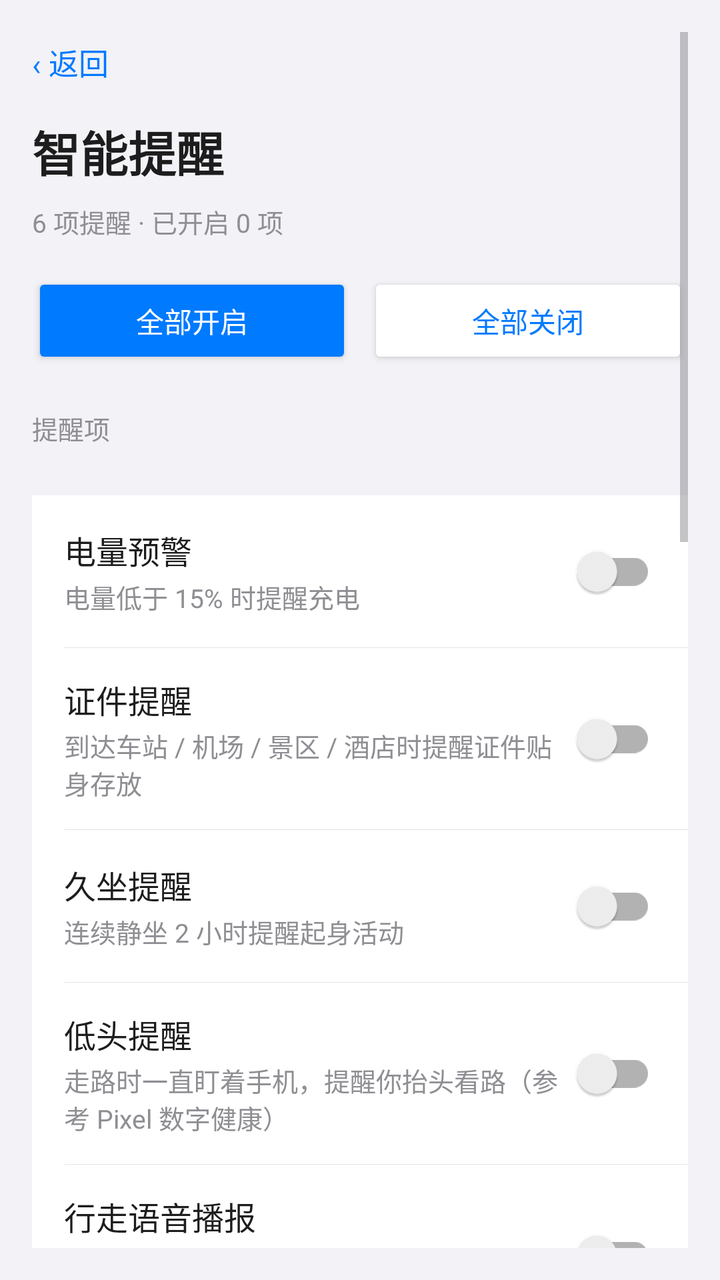
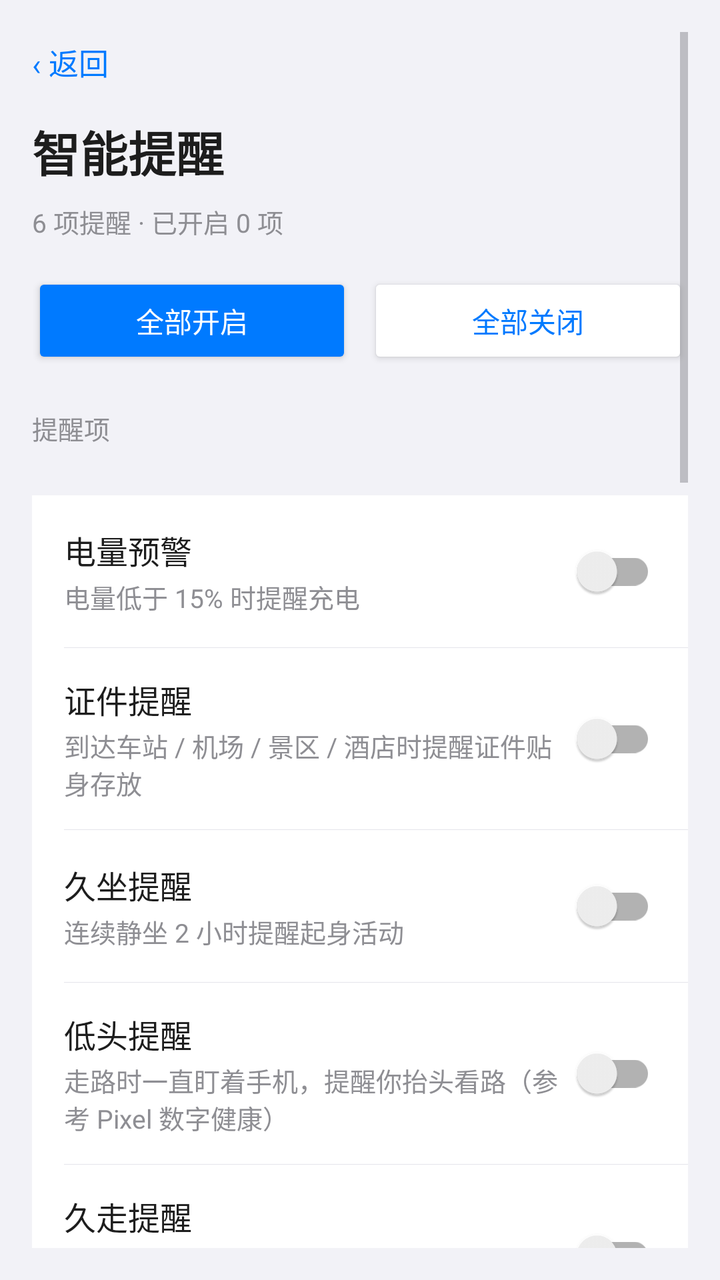

The first picture is an Android layout as it rendered before a commit; the second is the same layout after the commit. The layout source and the unified diff follow.
<!-- AndroidManifest.xml: activity theme Theme.Safewalk -->
<!-- res/layout/activity_smart_reminder.xml -->
<?xml version="1.0" encoding="utf-8"?>
<ScrollView xmlns:android="http://schemas.android.com/apk/res/android"
    xmlns:app="http://schemas.android.com/apk/res-auto"
    android:layout_width="match_parent"
    android:layout_height="match_parent"
    android:background="@color/bg"
    android:fitsSystemWindows="true"
    android:padding="16dp"
    android:paddingTop="40dp">

    <LinearLayout
        android:layout_width="match_parent"
        android:layout_height="wrap_content"
        android:orientation="vertical"
        android:paddingBottom="40dp">

        <TextView
            android:id="@+id/btn_back"
            android:layout_width="wrap_content"
            android:layout_height="wrap_content"
            android:background="?android:attr/selectableItemBackground"
            android:paddingVertical="4dp"
            android:text="‹ 返回"
            android:textColor="@color/primary"
            android:textSize="15sp" />

        <TextView
            android:layout_width="wrap_content"
            android:layout_height="wrap_content"
            android:layout_marginTop="12dp"
            android:text="智能提醒"
            android:textColor="@color/text_primary"
            android:textSize="24sp"
            android:textStyle="bold" />

        <TextView
            android:id="@+id/hero_summary"
            android:layout_width="match_parent"
            android:layout_height="wrap_content"
            android:layout_marginTop="8dp"
            android:lineSpacingExtra="4dp"
            android:text="6 项提醒 · 已开启 0 项"
            android:textColor="@color/text_hint"
            android:textSize="13sp" />

        
        <LinearLayout
            android:layout_width="match_parent"
            android:layout_height="wrap_content"
            android:layout_marginTop="16dp"
            android:orientation="horizontal">

            <Button
                android:id="@+id/btn_all_on"
                android:layout_width="0dp"
                android:layout_height="wrap_content"
                android:layout_weight="1"
                android:backgroundTint="@color/primary"
                android:text="全部开启"
                android:textColor="@color/on_accent" />

            <Button
                android:id="@+id/btn_all_off"
                android:layout_width="0dp"
                android:layout_height="wrap_content"
                android:layout_marginStart="8dp"
                android:layout_weight="1"
                android:backgroundTint="@color/card_bg"
                android:text="全部关闭"
                android:textColor="@color/primary" />
        </LinearLayout>

        <TextView
            style="@style/SectionLabel"
            android:text="提醒项" />

        <LinearLayout style="@style/CardStyle">

            <LinearLayout
                android:id="@+id/card_battery"
                style="@style/RowStyle">

                <LinearLayout
                    android:layout_width="0dp"
                    android:layout_height="wrap_content"
                    android:layout_weight="1"
                    android:orientation="vertical">

                    <TextView
                        style="@style/RowTitle"
                        android:text="电量预警" />

                    <TextView
                        style="@style/RowHint"
                        android:layout_marginTop="2dp"
                        android:text="电量低于 15% 时提醒充电" />
                </LinearLayout>

                <androidx.appcompat.widget.SwitchCompat
                    android:id="@+id/sw_battery"
                    android:layout_width="wrap_content"
                    android:layout_height="wrap_content" />
            </LinearLayout>

            <View style="@style/RowDivider" />

            <LinearLayout
                android:id="@+id/card_idcard"
                style="@style/RowStyle">

                <LinearLayout
                    android:layout_width="0dp"
                    android:layout_height="wrap_content"
                    android:layout_weight="1"
                    android:orientation="vertical">

                    <TextView
                        style="@style/RowTitle"
                        android:text="证件提醒" />

                    <TextView
                        style="@style/RowHint"
                        android:layout_marginTop="2dp"
                        android:text="到达车站 / 机场 / 景区 / 酒店时提醒证件贴身存放" />
                </LinearLayout>

                <androidx.appcompat.widget.SwitchCompat
                    android:id="@+id/sw_idcard"
                    android:layout_width="wrap_content"
                    android:layout_height="wrap_content" />
            </LinearLayout>

            <View style="@style/RowDivider" />

            <LinearLayout
                android:id="@+id/card_sit"
                style="@style/RowStyle">

                <LinearLayout
                    android:layout_width="0dp"
                    android:layout_height="wrap_content"
                    android:layout_weight="1"
                    android:orientation="vertical">

                    <TextView
                        style="@style/RowTitle"
                        android:text="久坐提醒" />

                    <TextView
                        style="@style/RowHint"
                        android:layout_marginTop="2dp"
                        android:text="连续静坐 2 小时提醒起身活动" />
                </LinearLayout>

                <androidx.appcompat.widget.SwitchCompat
                    android:id="@+id/sw_sit"
                    android:layout_width="wrap_content"
                    android:layout_height="wrap_content" />
            </LinearLayout>

            <View style="@style/RowDivider" />

            <LinearLayout
                android:id="@+id/card_head_down"
                style="@style/RowStyle">

                <LinearLayout
                    android:layout_width="0dp"
                    android:layout_height="wrap_content"
                    android:layout_weight="1"
                    android:orientation="vertical">

                    <TextView
                        style="@style/RowTitle"
                        android:text="低头提醒" />

                    <TextView
                        style="@style/RowHint"
                        android:layout_marginTop="2dp"
                        android:text="走路时一直盯着手机，提醒你抬头看路（参考 Pixel 数字健康）" />
                </LinearLayout>

                <androidx.appcompat.widget.SwitchCompat
                    android:id="@+id/sw_head_down"
                    android:layout_width="wrap_content"
                    android:layout_height="wrap_content" />
            </LinearLayout>

            <View style="@style/RowDivider" />

            <LinearLayout
                android:id="@+id/card_walk_voice"
                style="@style/RowStyle">

                <LinearLayout
                    android:layout_width="0dp"
                    android:layout_height="wrap_content"
                    android:layout_weight="1"
                    android:orientation="vertical">

                    <TextView
                        style="@style/RowTitle"
                        android:text="行走语音播报" />

                    <TextView
                        style="@style/RowHint"
                        android:layout_marginTop="2dp"
                        android:text="给视力障碍用户：走路时用语音轻播来电与重要消息，不弹窗遮挡。需开启无障碍服务" />
                </LinearLayout>

                <androidx.appcompat.widget.SwitchCompat
                    android:id="@+id/sw_walk_voice"
                    android:layout_width="wrap_content"
                    android:layout_height="wrap_content" />
            </LinearLayout>

            <View style="@style/RowDivider" />

            <LinearLayout
                android:id="@+id/card_night_torch"
                style="@style/RowStyle">

                <LinearLayout
                    android:layout_width="0dp"
                    android:layout_height="wrap_content"
                    android:layout_weight="1"
                    android:orientation="vertical">

                    <TextView
                        style="@style/RowTitle"
                        android:text="夜间提醒" />

                    <TextView
                        style="@style/RowHint"
                        android:layout_marginTop="2dp"
                        android:text="22:00–06:00 出门时建议开手电" />
                </LinearLayout>

                <androidx.appcompat.widget.SwitchCompat
                    android:id="@+id/sw_night_torch"
                    android:layout_width="wrap_content"
                    android:layout_height="wrap_content" />
            </LinearLayout>

            <View style="@style/RowDivider" />

            <LinearLayout
                android:id="@+id/row_night_time"
                style="@style/RowStyle">

                <TextView
                    android:layout_width="0dp"
                    android:layout_height="wrap_content"
                    android:layout_weight="1"
                    android:text="生效时段"
                    android:textColor="@color/text_primary"
                    android:textSize="15sp" />

                <TextView
                    android:id="@+id/tv_night_time"
                    android:layout_width="wrap_content"
                    android:layout_height="wrap_content"
                    android:textColor="@color/text_hint"
                    android:textSize="14sp" />

                <TextView style="@style/RowChevron" />
            </LinearLayout>

            <View style="@style/RowDivider" />

            
            <LinearLayout
                android:id="@+id/card_night_torch_gait"
                style="@style/RowStyle">

                <LinearLayout
                    android:layout_width="0dp"
                    android:layout_height="wrap_content"
                    android:layout_weight="1"
                    android:orientation="vertical">

                    <TextView
                        style="@style/RowTitle"
                        android:text="夜间手电" />

                    <TextView
                        style="@style/RowHint"
                        android:layout_marginTop="2dp"
                        android:text="夜间时段内，角落小窗显示时闪光灯一起点亮，小窗收起自动熄灭" />
                </LinearLayout>

                <androidx.appcompat.widget.SwitchCompat
                    android:id="@+id/sw_night_torch_gait"
                    android:layout_width="wrap_content"
                    android:layout_height="wrap_content" />
            </LinearLayout>

            <View style="@style/RowDivider" />

            <LinearLayout
                android:id="@+id/card_social"
                style="@style/RowStyle">

                <LinearLayout
                    android:layout_width="0dp"
                    android:layout_height="wrap_content"
                    android:layout_weight="1"
                    android:orientation="vertical">

                    <TextView
                        style="@style/RowTitle"
                        android:text="到场提示" />

                    <TextView
                        style="@style/RowHint"
                        android:layout_marginTop="2dp"
                        android:text="到达面试 / 约会 / 聚会等场所时，按场所类型提一条礼节" />
                </LinearLayout>

                <androidx.appcompat.widget.SwitchCompat
                    android:id="@+id/sw_social"
                    android:layout_width="wrap_content"
                    android:layout_height="wrap_content" />
            </LinearLayout>

        </LinearLayout>

        <TextView
            style="@style/SectionLabel"
            android:text="出行模式" />

        <LinearLayout style="@style/CardStyle">

            <LinearLayout style="@style/RowStyle">

                <LinearLayout
                    android:layout_width="0dp"
                    android:layout_height="wrap_content"
                    android:layout_weight="1"
                    android:orientation="vertical">

                    <TextView
                        style="@style/RowTitle"
                        android:text="基于定位自动识别" />

                    <TextView
                        style="@style/RowHint"
                        android:layout_marginTop="2dp"
                        android:text="自动判断你在什么场合，切换对应模式" />
                </LinearLayout>

                <androidx.appcompat.widget.SwitchCompat
                    android:id="@+id/sw_auto_mode"
                    android:layout_width="wrap_content"
                    android:layout_height="wrap_content" />
            </LinearLayout>

            <View style="@style/RowDivider" />

            <TextView
                android:id="@+id/tv_auto_mode_status"
                android:layout_width="match_parent"
                android:layout_height="wrap_content"
                android:paddingHorizontal="16dp"
                android:paddingVertical="10dp"
                android:text=""
                android:textColor="@color/text_hint"
                android:textSize="12sp" />

            <View style="@style/RowDivider" />

            <TextView
                android:id="@+id/tv_travel_hint"
                android:layout_width="match_parent"
                android:layout_height="wrap_content"
                android:paddingHorizontal="16dp"
                android:paddingTop="14dp"
                android:text="到场提示会按「识别到的场所类型」自动匹配模板（求职 / 约会 / 聚会 / 旅游各一套），这里的手动选择仅作偏好记录"
                android:textColor="@color/text_hint"
                android:textSize="12sp" />

            <LinearLayout
                android:id="@+id/row_mode_chips"
                android:layout_width="match_parent"
                android:layout_height="wrap_content"
                android:orientation="horizontal"
                android:paddingHorizontal="16dp"
                android:paddingTop="12dp"
                android:paddingBottom="16dp">

                <TextView
                    android:id="@+id/chip_job"
                    android:layout_width="0dp"
                    android:layout_height="36dp"
                    android:layout_weight="1"
                    android:background="@drawable/bg_choice_chip"
                    android:gravity="center"
                    android:text="求职"
                    android:textColor="@color/text_primary"
                    android:textSize="13sp" />

                <TextView
                    android:id="@+id/chip_date"
                    android:layout_width="0dp"
                    android:layout_height="36dp"
                    android:layout_marginStart="8dp"
                    android:layout_weight="1"
                    android:background="@drawable/bg_choice_chip"
                    android:gravity="center"
                    android:text="约会"
                    android:textColor="@color/text_primary"
                    android:textSize="13sp" />

                <TextView
                    android:id="@+id/chip_party"
                    android:layout_width="0dp"
                    android:layout_height="36dp"
                    android:layout_marginStart="8dp"
                    android:layout_weight="1"
                    android:background="@drawable/bg_choice_chip"
                    android:gravity="center"
                    android:text="聚会"
                    android:textColor="@color/text_primary"
                    android:textSize="13sp" />

                <TextView
                    android:id="@+id/chip_travel"
                    android:layout_width="0dp"
                    android:layout_height="36dp"
                    android:layout_marginStart="8dp"
                    android:layout_weight="1"
                    android:background="@drawable/bg_choice_chip"
                    android:gravity="center"
                    android:text="旅游"
                    android:textColor="@color/text_primary"
                    android:textSize="13sp" />
            </LinearLayout>

        </LinearLayout>

        <TextView
            style="@style/SectionLabel"
            android:text="夜间手电 · 静置提醒" />

        <LinearLayout style="@style/CardStyle">

            <LinearLayout
                android:layout_width="match_parent"
                android:layout_height="wrap_content"
                android:orientation="vertical"
                android:paddingHorizontal="16dp"
                android:paddingVertical="14dp">

                <TextView
                    android:id="@+id/tv_torch_minutes"
                    android:layout_width="match_parent"
                    android:layout_height="wrap_content"
                    android:text="手电开着静置 20 分钟后提醒省电"
                    android:textColor="@color/text_primary"
                    android:textSize="15sp" />

                <SeekBar
                    android:id="@+id/seek_torch_minutes"
                    android:layout_width="match_parent"
                    android:layout_height="wrap_content"
                    android:layout_marginTop="8dp"
                    android:max="55"
                    android:progress="15" />

                <TextView
                    android:layout_width="match_parent"
                    android:layout_height="wrap_content"
                    android:text="范围 5 ~ 60 分钟"
                    android:textColor="@color/text_hint"
                    android:textSize="12sp" />
            </LinearLayout>

        </LinearLayout>

        <TextView
            android:layout_width="match_parent"
            android:layout_height="wrap_content"
            android:layout_marginTop="18dp"
            android:gravity="center"
            android:text="修改即时生效，无需点击保存"
            android:textColor="@color/text_hint"
            android:textSize="12sp" />

    </LinearLayout>
</ScrollView>
<!-- resources referenced by this layout -->
<resources>
  <color name="bg">#F2F2F7</color>
  <color name="card_bg">#FFFFFF</color>
  <color name="on_accent">#FFFFFF</color>
  <color name="primary">#007AFF</color>
  <color name="text_hint">#8E8E93</color>
  <color name="text_primary">#1D1D1D</color>
  <!-- drawable bg_choice_chip (drawable) -->
  <?xml version="1.0" encoding="utf-8"?>
  <shape xmlns:android="http://schemas.android.com/apk/res/android"
      android:shape="rectangle">
      <solid android:color="@android:color/transparent" />
      <stroke
          android:width="1dp"
          android:color="@color/chip_stroke" />
      <corners android:radius="18dp" />
  </shape>
  <style name="CardStyle">
          <item name="android:layout_width">match_parent</item>
          <item name="android:layout_height">wrap_content</item>
          <item name="android:layout_marginTop">16dp</item>
          <item name="android:orientation">vertical</item>
          <item name="android:background">@color/card_bg</item>
      </style>
  <style name="RowChevron">
          <item name="android:layout_width">wrap_content</item>
          <item name="android:layout_height">wrap_content</item>
          <item name="android:text">›</item>
          <item name="android:textColor">@color/chevron</item>
          <item name="android:textSize">20sp</item>
      </style>
  <style name="RowDivider">
          <item name="android:layout_width">match_parent</item>
          <item name="android:layout_height">1px</item>
          <item name="android:layout_marginLeft">16dp</item>
          <item name="android:background">@color/divider</item>
      </style>
  <style name="RowHint">
          <item name="android:layout_width">wrap_content</item>
          <item name="android:layout_height">wrap_content</item>
          <item name="android:textColor">@color/text_hint</item>
          <item name="android:textSize">13sp</item>
      </style>
  <style name="RowStyle">
          <item name="android:layout_width">match_parent</item>
          <item name="android:layout_height">wrap_content</item>
          <item name="android:orientation">horizontal</item>
          <item name="android:gravity">center_vertical</item>
          <item name="android:paddingLeft">16dp</item>
          <item name="android:paddingRight">16dp</item>
          <item name="android:paddingTop">14dp</item>
          <item name="android:paddingBottom">14dp</item>
          <item name="android:background">?android:attr/selectableItemBackground</item>
          <item name="android:clickable">true</item>
          <item name="android:focusable">true</item>
      </style>
  <style name="RowTitle">
          <item name="android:layout_width">wrap_content</item>
          <item name="android:layout_height">wrap_content</item>
          <item name="android:textColor">@color/text_primary</item>
          <item name="android:textSize">16sp</item>
      </style>
  <style name="SectionLabel">
          <item name="android:layout_width">match_parent</item>
          <item name="android:layout_height">wrap_content</item>
          <item name="android:layout_marginTop">20dp</item>
          <item name="android:layout_marginBottom">8dp</item>
          <item name="android:textColor">@color/text_hint</item>
          <item name="android:textSize">13sp</item>
      </style>
  <color name="chip_stroke">#D1D1D6</color>
  <color name="chevron">#C7C7CC</color>
  <color name="divider">#E5E5EA</color>
  <!-- unchanged entries left out for length: 1 -->
</resources>

<!-- the commit's change to res/layout/activity_smart_reminder.xml (unified diff, before → after) -->
@@ -189,6 +189,34 @@
             <View style="@style/RowDivider" />
 
             <LinearLayout
+                android:id="@+id/card_long_walk"
+                style="@style/RowStyle">
+
+                <LinearLayout
+                    android:layout_width="0dp"
+                    android:layout_height="wrap_content"
+                    android:layout_weight="1"
+                    android:orientation="vertical">
+
+                    <TextView
+                        style="@style/RowTitle"
+                        android:text="久走提醒" />
+
+                    <TextView
+                        style="@style/RowHint"
+                        android:layout_marginTop="2dp"
+                        android:text="累计走满 45 分钟提醒坐下歇会儿、喝口水。等红灯这类停顿不重新计时" />
+                </LinearLayout>
+
+                <androidx.appcompat.widget.SwitchCompat
+                    android:id="@+id/sw_long_walk"
+                    android:layout_width="wrap_content"
+                    android:layout_height="wrap_content" />
+            </LinearLayout>
+
+            <View style="@style/RowDivider" />
+
+            <LinearLayout
                 android:id="@+id/card_walk_voice"
                 style="@style/RowStyle">
 
@@ -238,6 +266,34 @@
 
                 <androidx.appcompat.widget.SwitchCompat
                     android:id="@+id/sw_night_torch"
+                    android:layout_width="wrap_content"
+                    android:layout_height="wrap_content" />
+            </LinearLayout>
+
+            <View style="@style/RowDivider" />
+
+            <LinearLayout
+                android:id="@+id/card_night_solo"
+                style="@style/RowStyle">
+
+                <LinearLayout
+                    android:layout_width="0dp"
+                    android:layout_height="wrap_content"
+                    android:layout_weight="1"
+                    android:orientation="vertical">
+
+                    <TextView
+                        style="@style/RowTitle"
+                        android:text="夜间独行提醒" />
+
+                    <TextView
+                        style="@style/RowHint"
+                        android:layout_marginTop="2dp"
+                        android:text="夜间时段内走了 10 分钟还没到地方，提醒留意周边、把行程告诉家人（与下方时段共用）" />
+                </LinearLayout>
+
+                <androidx.appcompat.widget.SwitchCompat
+                    android:id="@+id/sw_night_solo"
                     android:layout_width="wrap_content"
                     android:layout_height="wrap_content" />
             </LinearLayout>
